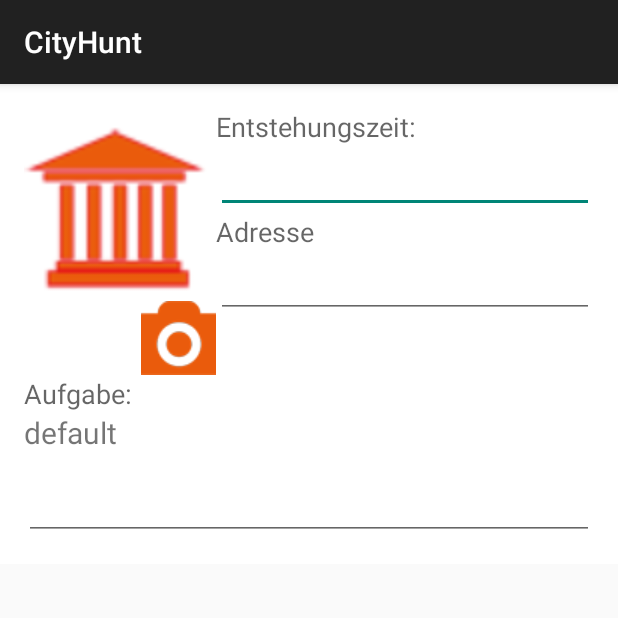
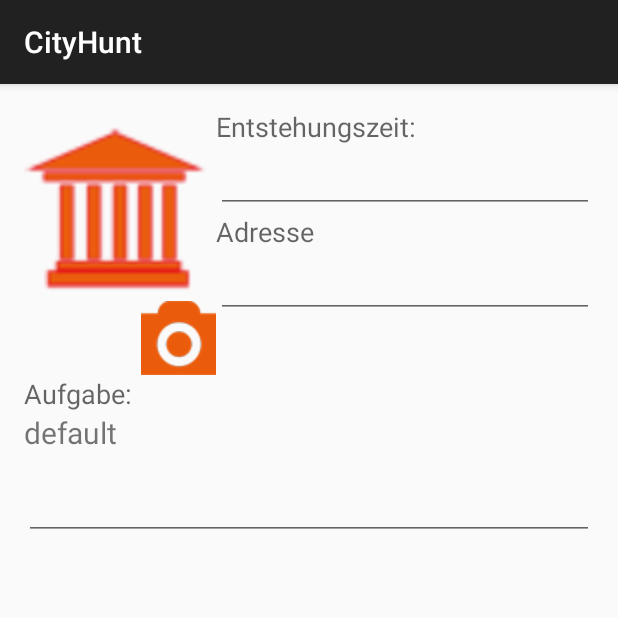
Before and after one commit to Narya92/CityHunt, an Android app: the Detail screen opened directly, with no data from a screen before it, on a phone screen of 412 x 824 dp, the top half of it. Run offline under Robolectric (Android 15) with nearby library versions, the phone set to English and light mode, and no system bars; 6 statements that could not run were skipped.

Commit message:
Details zeigen nun den Namen in der ActionBar Eingeabefelder werden nicht automatisch fokussiert Bildschirmtastatur verschweindet wenn man außerhalb eines Eingabefeldes touched.

```diff
--- a/app/src/main/java/com/mobileanwendungen/cityhunt/Detail.java
+++ b/app/src/main/java/com/mobileanwendungen/cityhunt/Detail.java
@@ -1,5 +1,6 @@
 package com.mobileanwendungen.cityhunt;
 
+import android.content.Context;
 import android.content.Intent;
 import android.graphics.Bitmap;
 import android.graphics.BitmapFactory;
@@ -9,10 +10,13 @@ import android.os.Environment;
 import android.provider.MediaStore;
 import android.support.v7.app.AppCompatActivity;
 import android.os.Bundle;
+import android.view.MotionEvent;
 import android.view.View;
+import android.view.inputmethod.InputMethodManager;
 import android.widget.EditText;
 import android.widget.GridView;
 import android.widget.ImageButton;
+import android.widget.RelativeLayout;
 import android.widget.TextView;
 
 import java.io.File;
@@ -30,10 +34,7 @@ public class Detail extends CityHuntActivity {
     protected void onCreate(Bundle savedInstanceState) {
         super.onCreate(savedInstanceState);
         setContentView(R.layout.activity_detail);
-        String title = getIntent().getStringExtra("title");
-        if(title != null) {
-            setTitle(title);
-        }
+        setTitle(AppDataExchange.currentSight.getName());
 
         TextView taskText = (TextView)findViewById(R.id.taskText);
         taskText.setText(AppDataExchange.currentSight.getTaskText());
@@ -46,6 +47,18 @@ public class Detail extends CityHuntActivity {
 
         EditText addressText = (EditText) findViewById(R.id.addressText);
         addressText.setText(AppDataExchange.currentSight.getAddress());
+
+        RelativeLayout detailLayout = (RelativeLayout) findViewById(R.id.detailLayout);
+        detailLayout.setOnTouchListener(new View.OnTouchListener() {
+            @Override
+            public boolean onTouch(View v, MotionEvent event) {
+                v.requestFocus();
+                InputMethodManager imm = (InputMethodManager) v.getContext()
+                        .getSystemService(Context.INPUT_METHOD_SERVICE);
+                imm.hideSoftInputFromWindow(v.getWindowToken(), 0);
+                return false;
+            }
+        });
 
         ImageButton kameraButton = (ImageButton) findViewById(R.id.kameraButton);
 
--- a/app/src/main/res/layout/activity_detail.xml
+++ b/app/src/main/res/layout/activity_detail.xml
@@ -6,7 +6,8 @@
     android:layout_width="match_parent"
     android:layout_height="match_parent"
     tools:context="com.mobileanwendungen.cityhunt.Detail"
-    android:id="@+id/scrollView">
+    android:id="@+id/scrollView"
+    android:focusableInTouchMode="false">
 
 <RelativeLayout
     android:layout_width="match_parent"
@@ -15,7 +16,9 @@
     android:paddingLeft="@dimen/activity_horizontal_margin"
     android:paddingRight="@dimen/activity_horizontal_margin"
     android:paddingTop="@dimen/activity_vertical_margin"
-    android:background="#ffffff">
+    android:focusableInTouchMode="true"
+    android:focusable="true"
+    android:id="@+id/detailLayout">
 
 
     <ImageView
```
